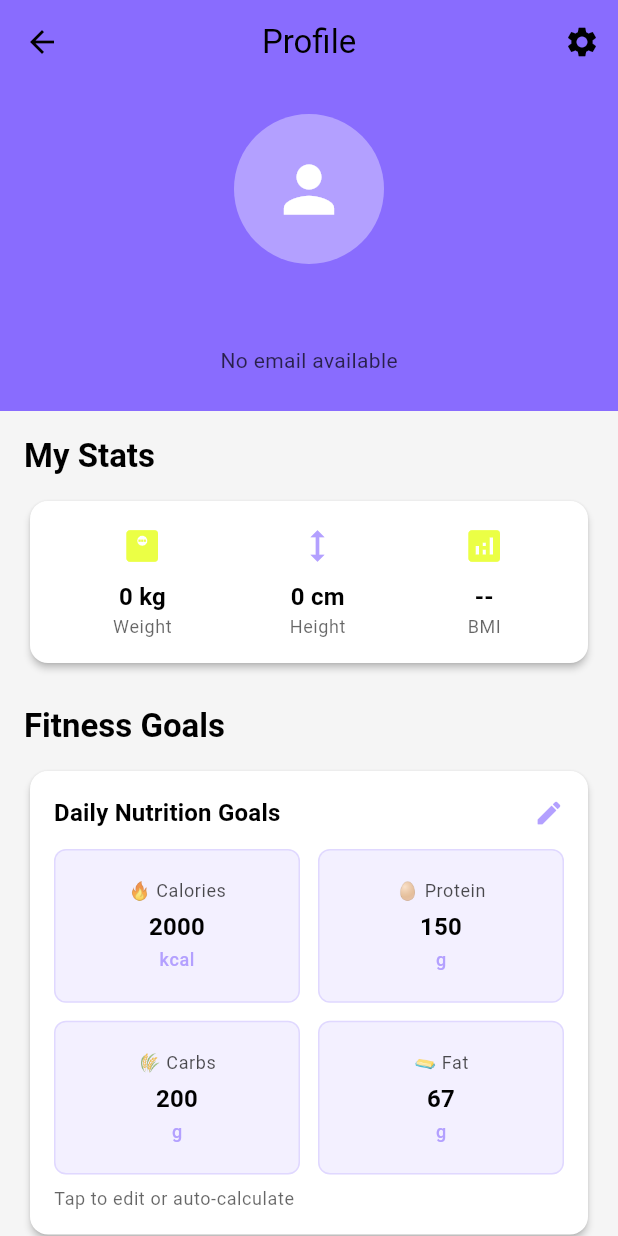
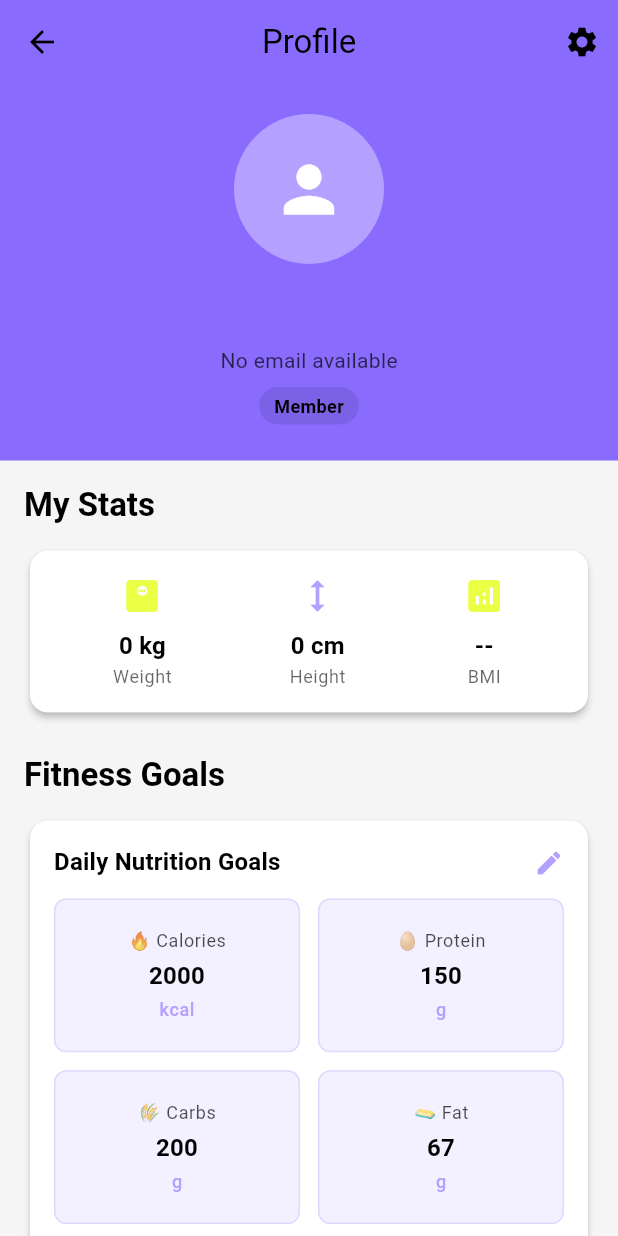
Before and after one commit to WeiHao3705/Mobile_Application_Development, a Flutter app: the ProfilePage screen opened directly with empty values, on a phone screen of 412 x 824 dp. Run offline on Flutter 3.47's test engine with Material 3 defaults, Android fonts, the phone set to English and light mode, and no system bars; our stand-ins replace image_picker, supabase_flutter; accounts and stored records are empty.

Commit message:
added admin dashboard

```diff
--- a/lib/controllers/auth_controller.dart
+++ b/lib/controllers/auth_controller.dart
@@ -23,6 +23,7 @@ class AuthController extends ChangeNotifier {
   LoginUser? _currentUser;
   LoginUser? get currentUser => _currentUser;
   bool get isLoggedIn => _currentUser != null;
+  bool get isAdmin => _currentUser?.isAdmin ?? false;
 
   Future<bool> login({
     required String username,
@@ -73,6 +74,7 @@ class AuthController extends ChangeNotifier {
         height: profile.height,
         currentWeight: profile.currentWeight,
         targetWeight: profile.targetWeight,
+        isAdmin: profile.isAdmin,
       );
       return true;
     } on PostgrestException catch (e) {
--- a/lib/main.dart
+++ b/lib/main.dart
@@ -10,6 +10,7 @@ import 'theme/app_theme.dart';
 import 'views/landing_page.dart';
 import 'views/login_page.dart';
 import 'views/main_navigation.dart';
+import 'views/admin_dashboard_page.dart';
 import 'views/sign_up_pages.dart';
 
 Future<void> main() async {
@@ -77,6 +78,11 @@ class _MyAppState extends State<MyApp> {
                 builder: (_) => MainNavigation(authController: _authController),
                 settings: settings,
               );
+            case AdminDashboardPage.routeName:
+              return MaterialPageRoute<void>(
+                builder: (_) => AdminDashboardPage(authController: _authController),
+                settings: settings,
+              );
             case SignUpPages.routeName:
               return MaterialPageRoute<void>(
                 builder: (_) => SignUpPages(authController: _authController),
--- a/lib/models/app_user.dart
+++ b/lib/models/app_user.dart
@@ -36,6 +36,7 @@ class SignUpProfileData {
     required this.email,
     required this.fullName,
     required this.phoneNumber,
+    this.isAdmin = false,
   });
 
   final String gender;
@@ -48,6 +49,7 @@ class SignUpProfileData {
   final String email;
   final String fullName;
   final String phoneNumber;
+  final bool isAdmin;
 
   Map<String, dynamic> toInsertMap({bool includePhoneNumber = true}) {
     final payload = <String, dynamic>{
@@ -60,6 +62,7 @@ class SignUpProfileData {
       'password': password,
       'email': email,
       'full_name': fullName,
+      'is_admin': isAdmin,
     };
 
     if (includePhoneNumber && phoneNumber.isNotEmpty) {
--- a/lib/models/auth_user.dart
+++ b/lib/models/auth_user.dart
@@ -7,6 +7,7 @@ class LoginUser {
     required this.height,
     required this.currentWeight,
     required this.targetWeight,
+    required this.isAdmin,
   });
 
   final dynamic id;
@@ -16,6 +17,7 @@ class LoginUser {
   final num? height;
   final num? currentWeight;
   final num? targetWeight;
+  final bool isAdmin;
 
   factory LoginUser.fromMap(Map<String, dynamic> map) {
     return LoginUser(
@@ -26,6 +28,7 @@ class LoginUser {
       height: _toNullableNum(map['height']),
       currentWeight: _toNullableNum(map['current_weight']),
       targetWeight: _toNullableNum(map['target_weight']),
+      isAdmin: _toBool(map['is_admin'] ?? map['isAdmin']),
     );
   }
 
@@ -43,4 +46,16 @@ class LoginUser {
     }
     return num.tryParse(value.toString());
   }
+
+  static bool _toBool(dynamic value) {
+    if (value is bool) {
+      return value;
+    }
+    if (value is num) {
+      return value != 0;
+    }
+
+    final text = value?.toString().trim().toLowerCase();
+    return text == 'true' || text == '1' || text == 't';
+  }
 }
--- a/lib/repository/auth_repository.dart
+++ b/lib/repository/auth_repository.dart
@@ -16,7 +16,7 @@ class AuthRepository {
     final response = await client
         .from('User')
         .select(
-      'user_id, username, full_name, email, height, current_weight, target_weight',
+      'user_id, username, full_name, email, height, current_weight, target_weight, is_admin',
     )
         .eq('username', username)
         .eq('password', password)
--- a/lib/views/profile_page.dart
+++ b/lib/views/profile_page.dart
@@ -192,6 +192,22 @@ class _ProfilePageState extends State<ProfilePage> {
                     style: TextStyle(
                       fontSize: 14,
                       color: Colors.black.withOpacity(0.7),
+                    ),
+                  ),
+                  const SizedBox(height: 8),
+                  Container(
+                    padding: const EdgeInsets.symmetric(horizontal: 10, vertical: 4),
+                    decoration: BoxDecoration(
+                      color: Colors.black.withValues(alpha: 0.1),
+                      borderRadius: BorderRadius.circular(16),
+                    ),
+                    child: Text(
+                      user?.isAdmin == true ? 'Admin' : 'Member',
+                      style: const TextStyle(
+                        fontSize: 12,
+                        fontWeight: FontWeight.w600,
+                        color: Colors.black,
+                      ),
                     ),
                   ),
                   const SizedBox(height: 24),
```
Also changed, not shown: lib/views/admin_dashboard_page.dart (added, +183 -0 lines), lib/views/login_page.dart (+6 -1 lines), 1 other file.
